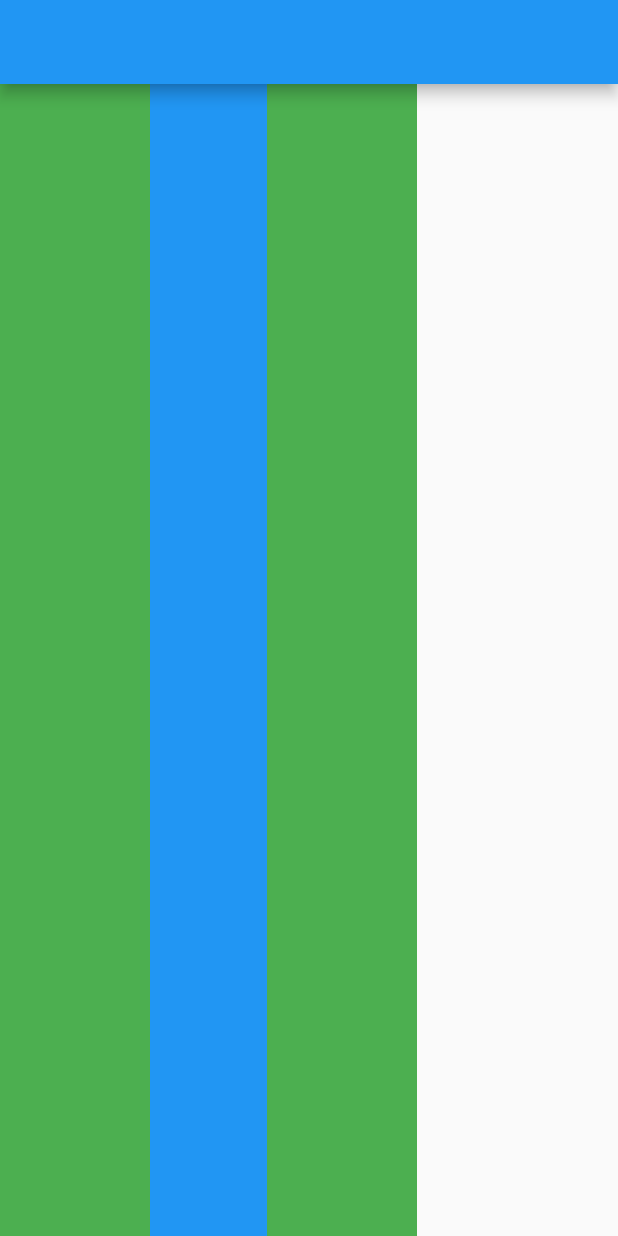
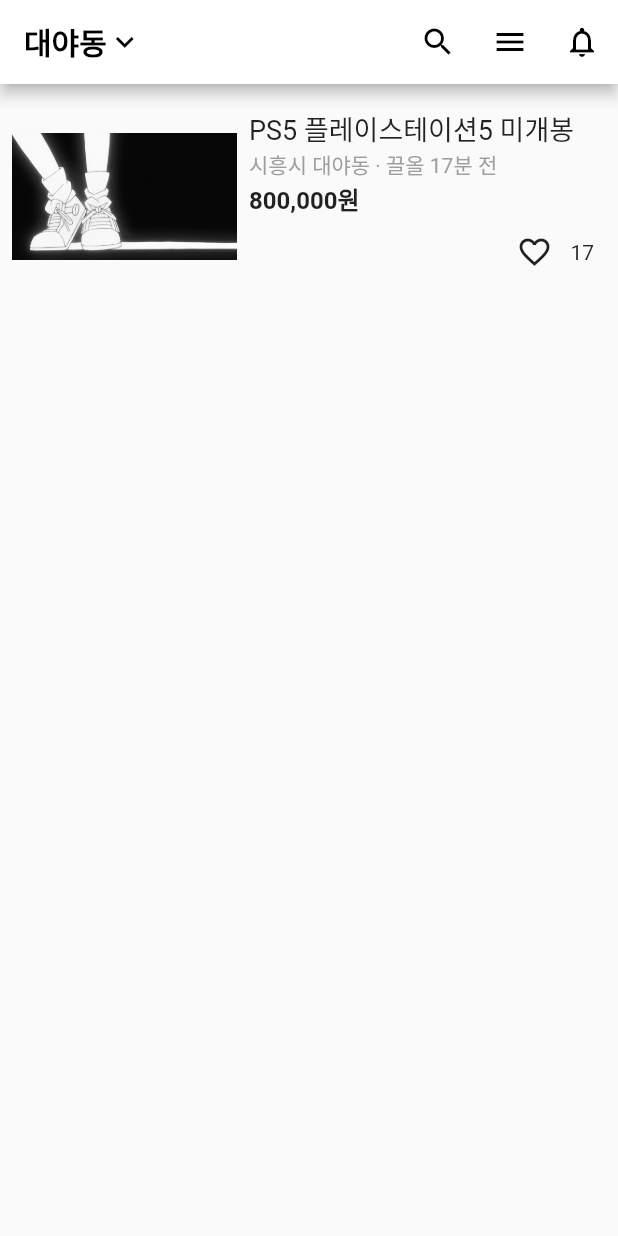
Before and after one commit to milk717/flutter-study, a Flutter app: the screen it shows after launch, on a phone screen of 412 x 824 dp. Run offline on Flutter 3.47's test engine with Material 2 defaults, Android fonts, the phone set to English and light mode, and no system bars.

Commit message:
당근마켓 Expanded 사용

```diff
--- a/lib/main.dart
+++ b/lib/main.dart
@@ -10,14 +10,54 @@
   Widget build(BuildContext context) {
     return MaterialApp(
       home: Scaffold(
-        appBar: AppBar(),
-        body: Row(
-          children: [
-            Flexible(child: Container(width: 100,color: Colors.green,), flex:3),
-            Expanded(child: Container(color: Colors.blue,)),
-            Container(width: 100,color: Colors.green,)
-          ],
-        )
+          appBar: AppBar(
+            backgroundColor: Colors.white,
+            title: Row(
+              children: const [
+                Text('대야동',style: TextStyle(
+                    color: Colors.black,
+                    fontWeight: FontWeight.bold
+                ),),
+                Icon(Icons.keyboard_arrow_down_sharp,color: Colors.black),
+              ],
+            ),
+            actions: <Widget> [ //const 하면 안됨 왜???? 아직은 모름
+              IconButton(icon: Icon(Icons.search) ,color: Colors.black, onPressed: (){ print('click');}),
+              IconButton(icon: Icon(Icons.menu) ,color: Colors.black, onPressed: (){ print('click');}),
+              IconButton(icon: Icon(Icons.notifications_none) ,color: Colors.black, onPressed: (){ print('click');}),
+            ],
+          ),
+          body: Container(
+            width: double.infinity,
+            height: 150,
+            padding: EdgeInsets.all(8),
+            child: Row(
+              children: <Widget>[
+                Image.asset("assets/conan.png", width: 150,),
+                Expanded(
+                  child: Container(
+                    padding: EdgeInsets.all(8),
+                    child: Column(
+                      mainAxisAlignment: MainAxisAlignment.start,
+                      crossAxisAlignment: CrossAxisAlignment.start,
+                      children: <Widget>[
+                        Text('PS5 플레이스테이션5 미개봉', style: TextStyle(fontSize: 18,),),
+                        Text('시흥시 대야동 · 끌올 17분 전',style: TextStyle(color: Colors.grey),),
+                        Text('800,000원', style: TextStyle(fontWeight: FontWeight.bold, fontSize: 16),),
+                        Row(
+                          mainAxisAlignment: MainAxisAlignment.end,
+                          children: <Widget>[
+                            IconButton(onPressed: (){print('click');}, icon: Icon(Icons.favorite_border) ),
+                            Text('17'),
+                          ],
+                        )
+                      ],
+                    ),
+                  ),
+                )
+              ],
+            ),
+          )
       ),
     );
   }
```
